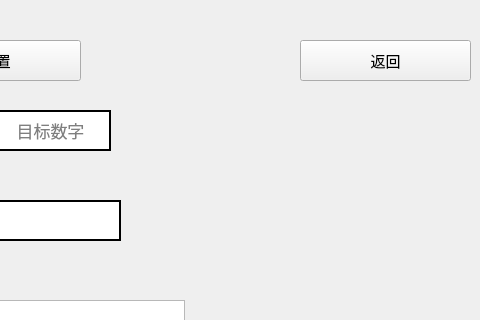
This is ui/turing.ui in Createrzj/Turing-Machine as Qt 5 draws it before an edit; both pictures show x 520 to 1000 and y 0 to 320 of the 1000 by 800 pixel window. The edited form follows.
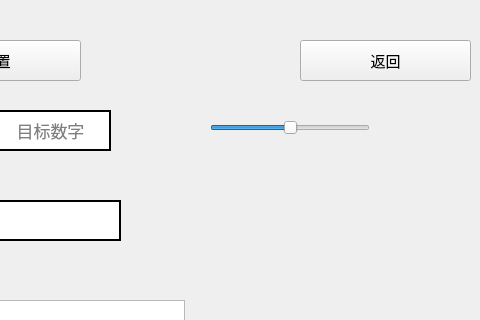
This is the edited form.

The edit to the form file:
```diff
--- a/ui/turing.ui
+++ b/ui/turing.ui
@@ -654,6 +654,28 @@
     <string/>
    </property>
   </widget>
+  <widget class="QSlider" name="horizontalSlider">
+   <property name="geometry">
+    <rect>
+     <x>730</x>
+     <y>120</y>
+     <width>160</width>
+     <height>16</height>
+    </rect>
+   </property>
+   <property name="maximum">
+    <number>2000</number>
+   </property>
+   <property name="sliderPosition">
+    <number>1000</number>
+   </property>
+   <property name="orientation">
+    <enum>Qt::Horizontal</enum>
+   </property>
+   <property name="tickPosition">
+    <enum>QSlider::NoTicks</enum>
+   </property>
+  </widget>
  </widget>
  <resources/>
  <connections/>
```
